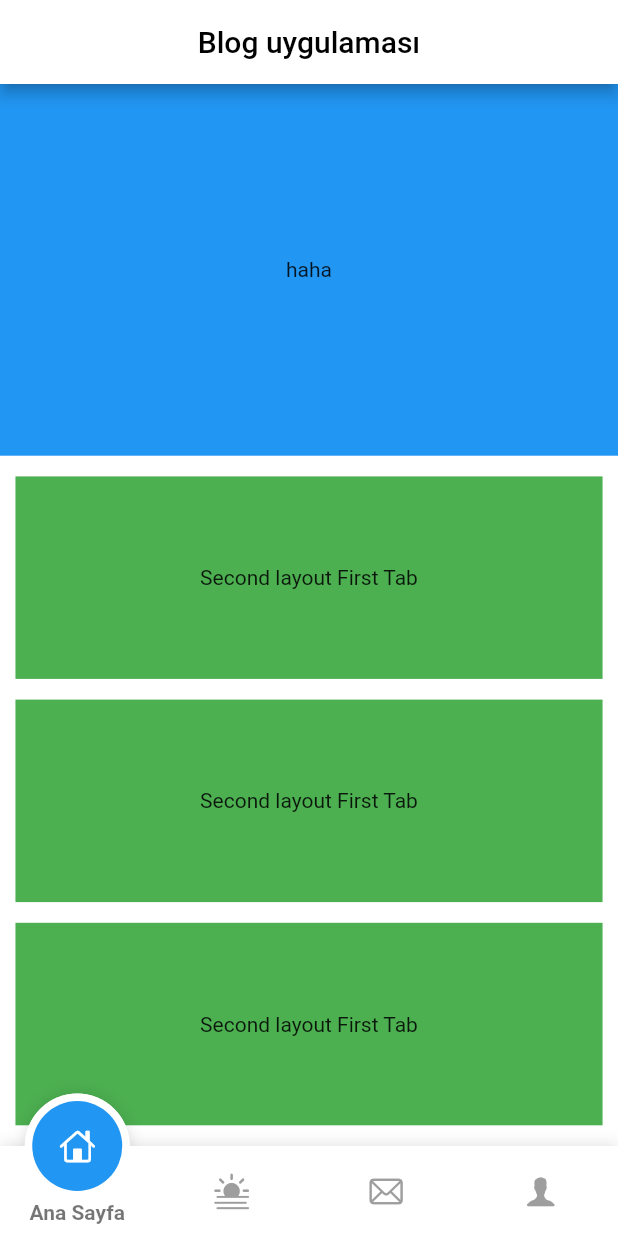
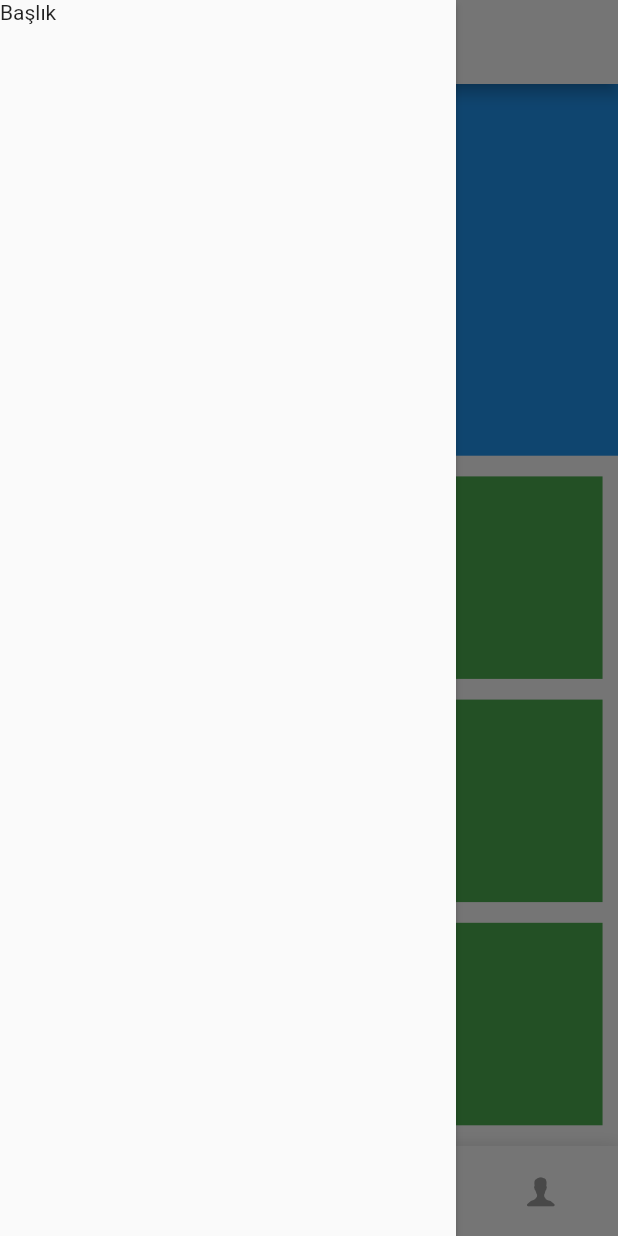
Before and after one commit to umitmutluu/blogapp, a Flutter app: the PresenterScreen screen opened directly, with the side drawer open (before the commit the screen has no drawer), on a phone screen of 412 x 824 dp. Run offline on Flutter 3.47's test engine with Material 2 defaults, Android fonts, the phone set to English and light mode, and no system bars; drawn by our look-alikes of fancy_bottom_navigation; our stand-ins replace connectivity, firebase_core, get, google_fonts; accounts and stored records are empty.

Commit message:
draver created

```diff
--- a/lib/views/presenter/presenterScreen.dart
+++ b/lib/views/presenter/presenterScreen.dart
@@ -17,7 +17,8 @@ class PresenterScreen extends GetView<PresenterController> {
         title: Text('title'.tr,style: GoogleFonts.architectsDaughter(color:
         Colors.black),),
         centerTitle: true,
-      ),
+      ),drawer: Drawer(elevation: 2,child: ListView(children: [Text('Başlık')],
+    ),),
       backgroundColor: Colors.white,
       body: SizedBox.expand(
         child: PageView(
```
